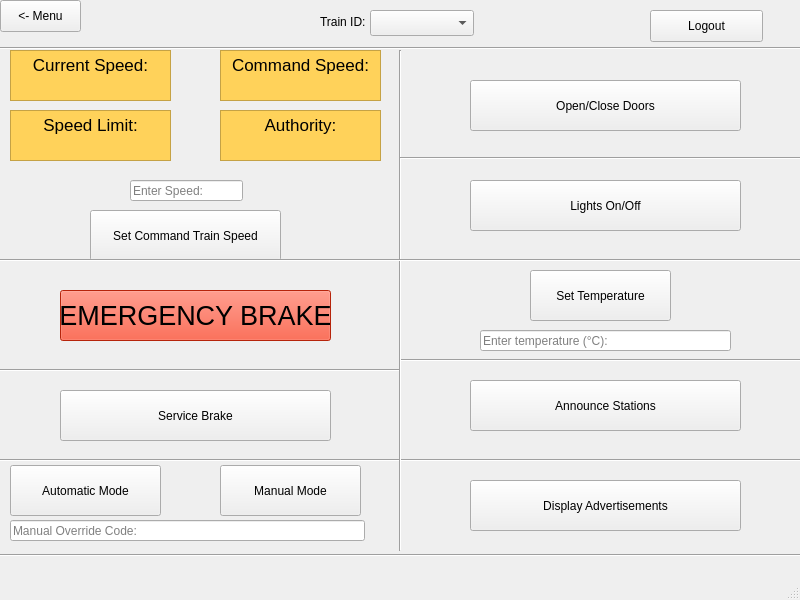
aet37/ECE1140-Project, file src/UI/SWTrainController/TrainController.ui: the form before one commit.
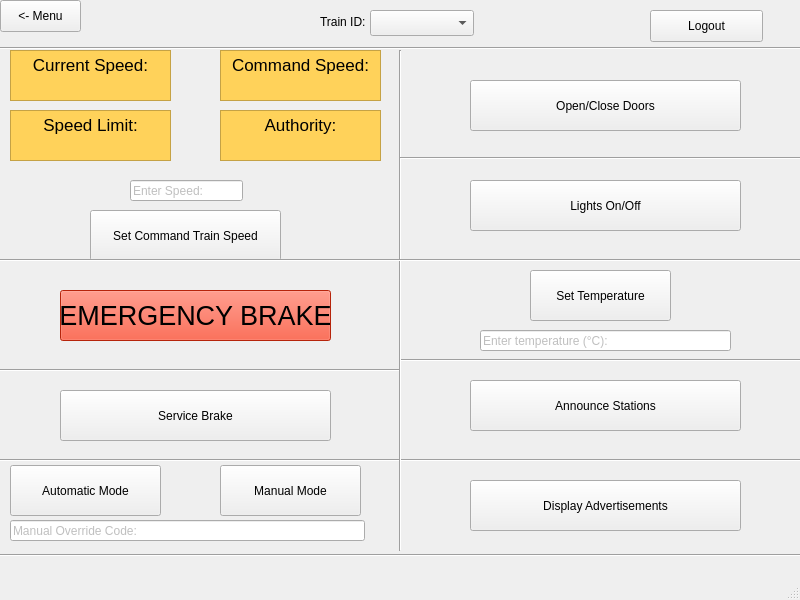
The form after the commit.

Commit message:
SW Train Controller UI Update
UI is not fully complete, but is sufficient for dispatching a train.

Patch:
```diff
--- a/src/UI/SWTrainController/TrainController.ui
+++ b/src/UI/SWTrainController/TrainController.ui
@@ -862,6 +862,9 @@
        <string notr="true">QLineEdit { color: grey; }</string>
       </property>
       <property name="text">
+       <string/>
+      </property>
+      <property name="placeholderText">
        <string>Enter temperature (°C):</string>
       </property>
      </widget>
@@ -995,6 +998,9 @@
        <string notr="true">QLineEdit { color: grey; }</string>
       </property>
       <property name="text">
+       <string/>
+      </property>
+      <property name="placeholderText">
        <string>Enter Speed:</string>
       </property>
      </widget>
@@ -1024,6 +1030,9 @@
        <string notr="true">QLineEdit { color: grey; }</string>
       </property>
       <property name="text">
+       <string/>
+      </property>
+      <property name="placeholderText">
        <string>Manual Override Code:</string>
       </property>
      </widget>
```
The commit also changes 2 other files.
